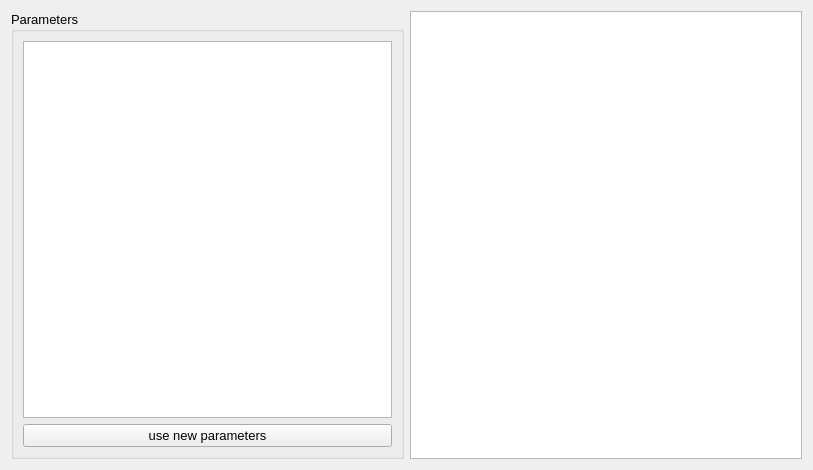
This is qtgui/mathmodelView.ui in molybd/Model2SAS as Qt 5 draws it before an edit. The edited form follows.
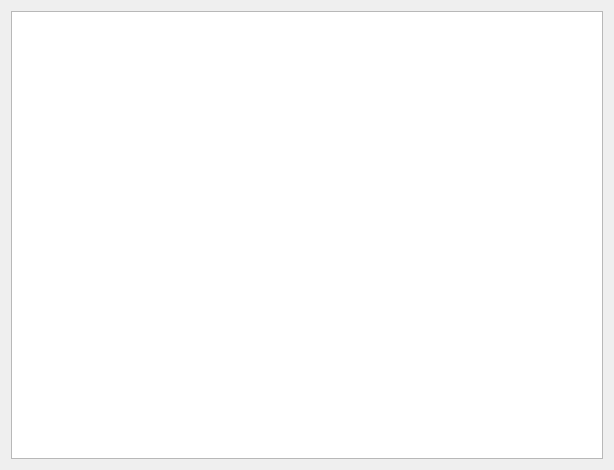
This is the edited form.

Diff of the .ui file:
```diff
--- a/qtgui/mathmodelView.ui
+++ b/qtgui/mathmodelView.ui
@@ -6,7 +6,7 @@
    <rect>
     <x>0</x>
     <y>0</y>
-    <width>813</width>
+    <width>614</width>
     <height>470</height>
    </rect>
   </property>
@@ -21,25 +21,6 @@
   </property>
   <layout class="QGridLayout" name="gridLayout">
    <item row="0" column="0">
-    <widget class="QGroupBox" name="groupBox">
-     <property name="title">
-      <string>Parameters</string>
-     </property>
-     <layout class="QVBoxLayout" name="verticalLayout">
-      <item>
-       <widget class="QTableView" name="tableView"/>
-      </item>
-      <item>
-       <widget class="QPushButton" name="pushButton_useNewParams">
-        <property name="text">
-         <string>use new parameters</string>
-        </property>
-       </widget>
-      </item>
-     </layout>
-    </widget>
-   </item>
-   <item row="0" column="1">
     <widget class="QGraphicsView" name="graphicsView"/>
    </item>
   </layout>
```
